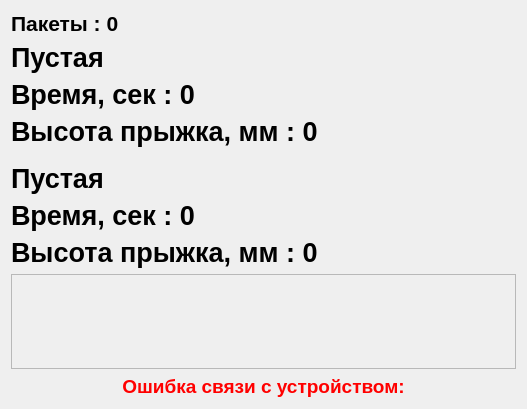
Old version of the form metodics/jumptest/jumptestexecute.ui in the repository grigp/a-analyser.
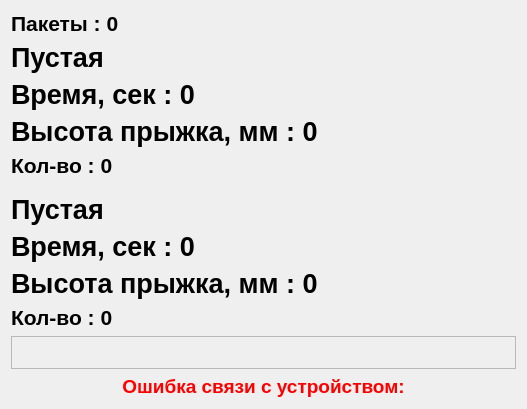
New version of the form.

Diff of the .ui file:
```diff
--- a/metodics/jumptest/jumptestexecute.ui
+++ b/metodics/jumptest/jumptestexecute.ui
@@ -94,6 +94,26 @@
      </property>
     </widget>
    </item>
+   <item>
+    <widget class="QLabel" name="lblPlate1Count">
+     <property name="sizePolicy">
+      <sizepolicy hsizetype="Preferred" vsizetype="Fixed">
+       <horstretch>0</horstretch>
+       <verstretch>0</verstretch>
+      </sizepolicy>
+     </property>
+     <property name="font">
+      <font>
+       <pointsize>16</pointsize>
+       <weight>75</weight>
+       <bold>true</bold>
+      </font>
+     </property>
+     <property name="text">
+      <string>Кол-во : 0</string>
+     </property>
+    </widget>
+   </item>
    <item>
     <spacer name="verticalSpacer">
      <property name="orientation">
@@ -170,6 +190,26 @@
      </property>
     </widget>
    </item>
+   <item>
+    <widget class="QLabel" name="lblPlate2Count">
+     <property name="sizePolicy">
+      <sizepolicy hsizetype="Preferred" vsizetype="Fixed">
+       <horstretch>0</horstretch>
+       <verstretch>0</verstretch>
+      </sizepolicy>
+     </property>
+     <property name="font">
+      <font>
+       <pointsize>16</pointsize>
+       <weight>75</weight>
+       <bold>true</bold>
+      </font>
+     </property>
+     <property name="text">
+      <string>Кол-во : 0</string>
+     </property>
+    </widget>
+   </item>
    <item>
     <widget class="QFrame" name="frClient">
      <property name="frameShape">
```
